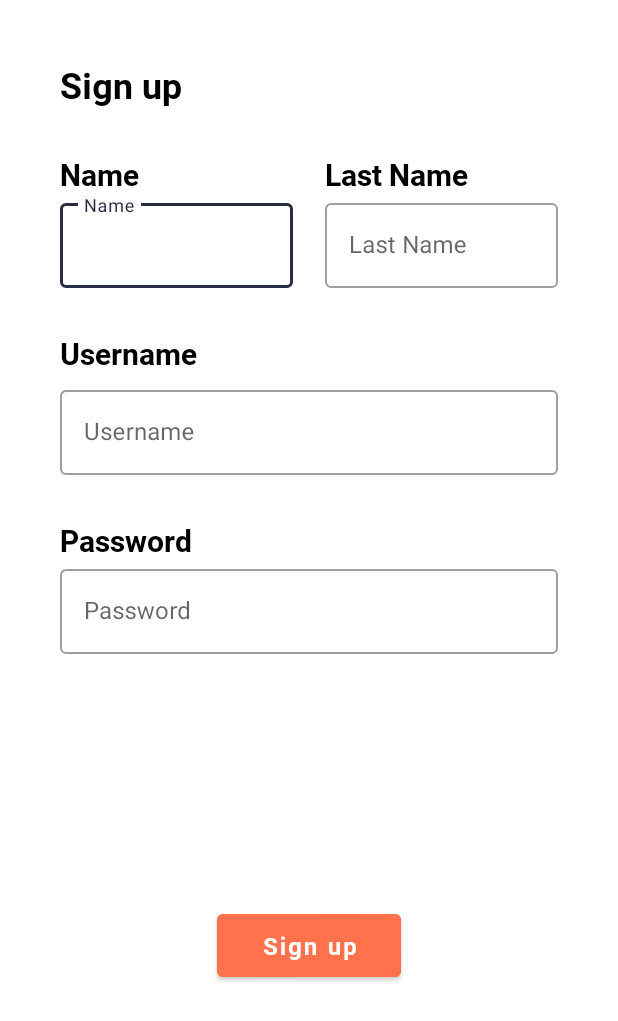
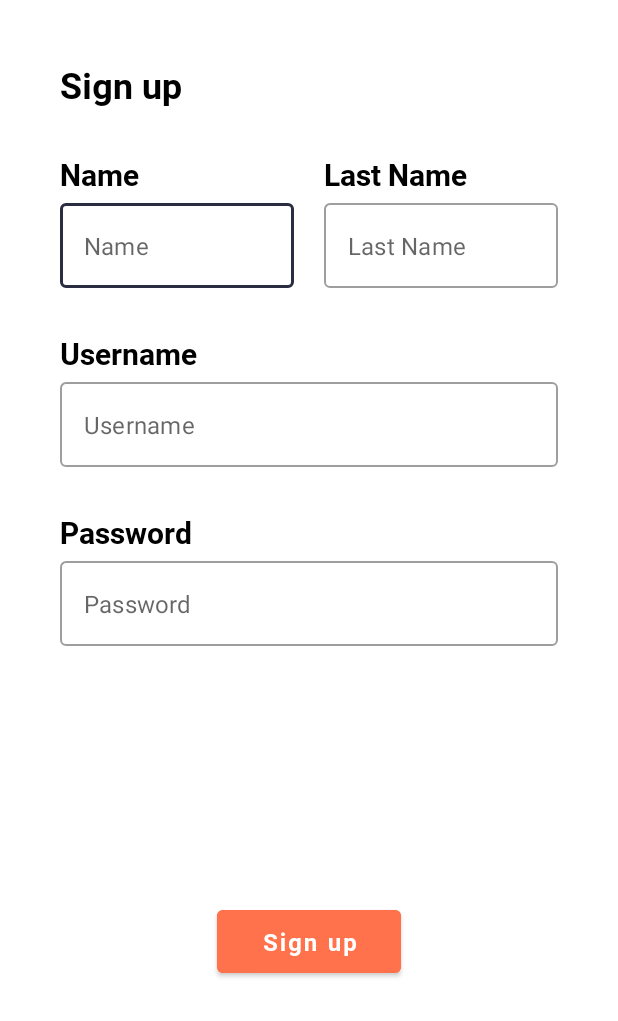
Before and after one commit to manuelrurda/Hangouts, an Android app: the fragment SignupFragment shown on its own in the app's theme, on a phone screen of 412 x 824 dp. Shown: the top 1021 px of the screen. Run offline under Robolectric (Android 15) with nearby library versions, the phone set to English and light mode, and no system bars; libraries missing offline, so code that uses them is left out: com.parse.

Commit message:
Signup Done

```diff
--- a/app/src/main/java/com/example/hangouts/ParseApplication.java
+++ b/app/src/main/java/com/example/hangouts/ParseApplication.java
@@ -1,8 +1,10 @@
 package com.example.hangouts;
 
 import android.app.Application;
+
+import com.example.hangouts.models.User;
 import com.parse.Parse;
-import com.parse.ParseObject;
+import com.parse.ParseUser;
 
 public class ParseApplication extends Application {
 
@@ -10,6 +12,7 @@ public class ParseApplication extends Application {
     public void onCreate() {
         super.onCreate();
 
+        ParseUser.registerSubclass(User.class);
         Parse.initialize(new Parse.Configuration.Builder(this)
                 .applicationId(BuildConfig.PARSE_APP_ID)
                 .clientKey(BuildConfig.PARSE_CLIENT_KEY)
--- a/app/src/main/java/com/example/hangouts/models/User.java
+++ b/app/src/main/java/com/example/hangouts/models/User.java
@@ -1,10 +1,14 @@
 package com.example.hangouts.models;
 
+import com.parse.ParseClassName;
 import com.parse.ParseUser;
 
+@ParseClassName("User")
 public class User extends ParseUser {
     public static final String KEY_NAME = "name";
     public static final String KEY_LASTNAME = "lastName";
     public static final String KEY_DIETPREFERENCE = "dietPreference";
     public static final String KEY_CUSINEPREFERENCE = "cusinePreference";
+
+
 }
--- a/app/src/main/res/layout/fragment_signup.xml
+++ b/app/src/main/res/layout/fragment_signup.xml
@@ -34,8 +34,14 @@
     <com.google.android.material.textfield.TextInputLayout
         android:id="@+id/itNameLayout"
         style="@style/Widget.MaterialComponents.TextInputLayout.OutlinedBox"
-        android:layout_width="155dp"
+        android:layout_width="0dp"
         android:layout_height="wrap_content"
+        android:layout_marginTop="5dp"
+        android:layout_marginEnd="10dp"
+        android:minWidth="120dp"
+        app:hintEnabled="false"
+        app:layout_constraintEnd_toStartOf="@+id/itLastNameLayout"
+        app:layout_constraintHorizontal_bias="0"
         app:layout_constraintStart_toStartOf="@+id/tvSignupLabel"
         app:layout_constraintTop_toBottomOf="@+id/tvNameLabel">
 
@@ -61,9 +67,12 @@
     <com.google.android.material.textfield.TextInputLayout
         android:id="@+id/itLastNameLayout"
         style="@style/Widget.MaterialComponents.TextInputLayout.OutlinedBox"
-        android:layout_width="155dp"
+        android:layout_width="0dp"
         android:layout_height="wrap_content"
+        android:layout_marginStart="10dp"
+        app:hintEnabled="false"
         app:layout_constraintEnd_toEndOf="@+id/itSignupLayoutUsername"
+        app:layout_constraintStart_toEndOf="@+id/itNameLayout"
         app:layout_constraintTop_toTopOf="@+id/itNameLayout">
 
         <com.google.android.material.textfield.TextInputEditText
@@ -94,6 +103,7 @@
         android:layout_height="wrap_content"
         android:layout_marginTop="5dp"
         android:layout_marginEnd="@dimen/backcard_content_padding"
+        app:hintEnabled="false"
         app:layout_constraintEnd_toEndOf="parent"
         app:layout_constraintStart_toStartOf="@+id/tvSignupLabel"
         app:layout_constraintTop_toBottomOf="@+id/tvUsernameLabel">
@@ -123,7 +133,9 @@
         style="@style/Widget.MaterialComponents.TextInputLayout.OutlinedBox"
         android:layout_width="0dp"
         android:layout_height="wrap_content"
+        android:layout_marginTop="5dp"
         android:layout_marginEnd="@dimen/backcard_content_padding"
+        app:hintEnabled="false"
         app:layout_constraintEnd_toEndOf="parent"
         app:layout_constraintStart_toStartOf="@+id/tvSignupLabel"
         app:layout_constraintTop_toBottomOf="@+id/tvPasswordLabel">
```
Also changed, not shown: app/src/main/java/com/example/hangouts/LoginActivity.java (+5 -12 lines), app/src/main/java/com/example/hangouts/fragments/LoginFragment.java (+35 -5 lines), app/src/main/java/com/example/hangouts/fragments/SignupFragment.java (+16 -10 lines), app/src/main/res/layout/activity_login.xml (+11 -8 lines), app/src/main/res/layout/fragment_login.xml (+7 -5 lines), 1 other file.
